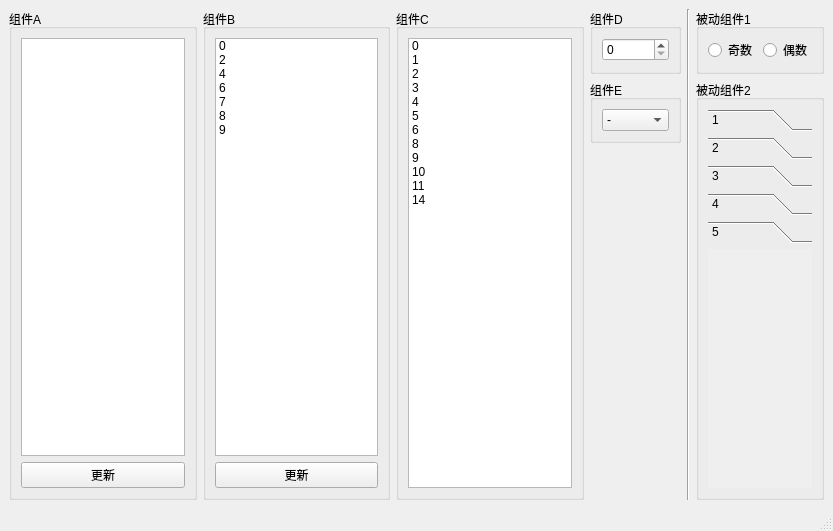
Before: the Qt Designer form DataSync/mainwindow.ui in tyw66/exQt, drawn with Qt 5.
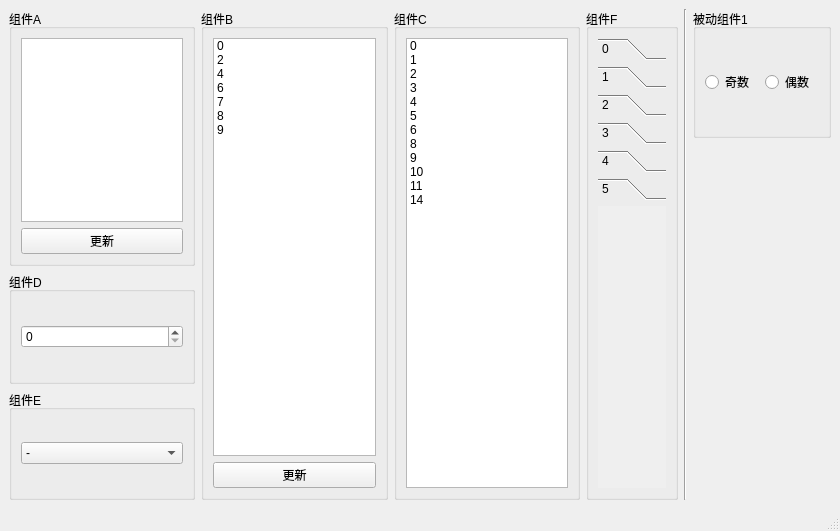
After: the same form once the commit is applied. The open tabs and pages were chosen to show the change.

Commit message: [数据同步]添加组件完成OK

```diff
--- a/DataSync/mainwindow.ui
+++ b/DataSync/mainwindow.ui
@@ -6,7 +6,7 @@
    <rect>
     <x>0</x>
     <y>0</y>
-    <width>833</width>
+    <width>840</width>
     <height>531</height>
    </rect>
   </property>
@@ -15,7 +15,7 @@
   </property>
   <widget class="QWidget" name="centralwidget">
    <layout class="QGridLayout" name="gridLayout">
-    <item row="0" column="0" rowspan="3">
+    <item row="0" column="0" rowspan="2">
      <widget class="QGroupBox" name="groupBox">
       <property name="title">
        <string>组件A</string>
@@ -34,7 +34,7 @@
       </layout>
      </widget>
     </item>
-    <item row="0" column="1" rowspan="3">
+    <item row="0" column="1" rowspan="4">
      <widget class="QGroupBox" name="groupBox_2">
       <property name="title">
        <string>组件B</string>
@@ -89,7 +89,7 @@
       </layout>
      </widget>
     </item>
-    <item row="0" column="2" rowspan="3">
+    <item row="0" column="2" rowspan="4">
      <widget class="QGroupBox" name="groupBox_3">
       <property name="title">
        <string>组件C</string>
@@ -162,30 +162,100 @@
       </layout>
      </widget>
     </item>
-    <item row="0" column="3">
-     <widget class="QGroupBox" name="groupBox_6">
+    <item row="0" column="3" rowspan="4">
+     <widget class="QGroupBox" name="groupBox_8">
       <property name="title">
-       <string>组件D</string>
+       <string>组件F</string>
       </property>
-      <layout class="QVBoxLayout" name="verticalLayout_6">
+      <layout class="QHBoxLayout" name="horizontalLayout_2">
        <item>
-        <widget class="QSpinBox" name="spinBox">
-         <property name="maximum">
-          <number>999999</number>
+        <widget class="QToolBox" name="toolBox">
+         <property name="currentIndex">
+          <number>0</number>
          </property>
+         <widget class="QWidget" name="page">
+          <attribute name="label">
+           <string>0</string>
+          </attribute>
+         </widget>
+         <widget class="QWidget" name="page1">
+          <property name="geometry">
+           <rect>
+            <x>0</x>
+            <y>0</y>
+            <width>85</width>
+            <height>279</height>
+           </rect>
+          </property>
+          <attribute name="label">
+           <string>1</string>
+          </attribute>
+         </widget>
+         <widget class="QWidget" name="page2">
+          <property name="geometry">
+           <rect>
+            <x>0</x>
+            <y>0</y>
+            <width>85</width>
+            <height>279</height>
+           </rect>
+          </property>
+          <attribute name="label">
+           <string>2</string>
+          </attribute>
+         </widget>
+         <widget class="QWidget" name="page3">
+          <property name="geometry">
+           <rect>
+            <x>0</x>
+            <y>0</y>
+            <width>85</width>
+            <height>279</height>
+           </rect>
+          </property>
+          <attribute name="label">
+           <string>3</string>
+          </attribute>
+         </widget>
+         <widget class="QWidget" name="page4">
+          <property name="geometry">
+           <rect>
+            <x>0</x>
+            <y>0</y>
+            <width>85</width>
+            <height>279</height>
+           </rect>
+          </property>
+          <attribute name="label">
+           <string>4</string>
+          </attribute>
+         </widget>
+         <widget class="QWidget" name="page5">
+          <property name="geometry">
+           <rect>
+            <x>0</x>
+            <y>0</y>
+            <width>85</width>
+            <height>279</height>
+           </rect>
+          </property>
+          <attribute name="label">
+           <string>5</string>
+          </attribute>
+         </widget>
         </widget>
        </item>
       </layout>
      </widget>
     </item>
-    <item row="0" column="4" rowspan="3">
+    <item row="0" column="4" rowspan="4">
      <widget class="Line" name="line">
       <property name="orientation">
        <enum>Qt::Vertical</enum>
       </property>
      </widget>
     </item>
-    <item row="0" column="5">
+    <item row="0" column="5" colspan="2">
      <widget class="QGroupBox" name="groupBox_7">
       <property name="title">
        <string>被动组件1</string>
@@ -208,7 +278,23 @@
       </layout>
      </widget>
     </item>
-    <item row="1" column="3">
+    <item row="2" column="0">
+     <widget class="QGroupBox" name="groupBox_6">
+      <property name="title">
+       <string>组件D</string>
+      </property>
+      <layout class="QVBoxLayout" name="verticalLayout_6">
+       <item>
+        <widget class="QSpinBox" name="spinBox">
+         <property name="maximum">
+          <number>999999</number>
+         </property>
+        </widget>
+       </item>
+      </layout>
+     </widget>
+    </item>
+    <item row="3" column="0">
      <widget class="QGroupBox" name="groupBox_5">
       <property name="title">
        <string>组件E</string>
@@ -256,96 +342,15 @@
       </layout>
      </widget>
     </item>
-    <item row="1" column="5" rowspan="2">
-     <widget class="QGroupBox" name="groupBox_8">
-      <property name="title">
-       <string>被动组件2</string>
-      </property>
-      <layout class="QHBoxLayout" name="horizontalLayout_2">
-       <item>
-        <widget class="QToolBox" name="toolBox">
-         <property name="currentIndex">
-          <number>4</number>
-         </property>
-         <widget class="QWidget" name="page1">
-          <property name="geometry">
-           <rect>
-            <x>0</x>
-            <y>0</y>
-            <width>120</width>
-            <height>246</height>
-           </rect>
-          </property>
-          <attribute name="label">
-           <string>1</string>
-          </attribute>
-         </widget>
-         <widget class="QWidget" name="page2">
-          <property name="geometry">
-           <rect>
-            <x>0</x>
-            <y>0</y>
-            <width>120</width>
-            <height>246</height>
-           </rect>
-          </property>
-          <attribute name="label">
-           <string>2</string>
-          </attribute>
-         </widget>
-         <widget class="QWidget" name="page3">
-          <property name="geometry">
-           <rect>
-            <x>0</x>
-            <y>0</y>
-            <width>120</width>
-            <height>246</height>
-           </rect>
-          </property>
-          <attribute name="label">
-           <string>3</string>
-          </attribute>
-         </widget>
-         <widget class="QWidget" name="page4">
-          <property name="geometry">
-           <rect>
-            <x>0</x>
-            <y>0</y>
-            <width>120</width>
-            <height>246</height>
-           </rect>
-          </property>
-          <attribute name="label">
-           <string>4</string>
-          </attribute>
-         </widget>
-         <widget class="QWidget" name="page5">
-          <property name="geometry">
-           <rect>
-            <x>0</x>
-            <y>0</y>
-            <width>120</width>
-            <height>246</height>
-           </rect>
-          </property>
-          <attribute name="label">
-           <string>5</string>
-          </attribute>
-         </widget>
-        </widget>
-       </item>
-      </layout>
-     </widget>
-    </item>
-    <item row="2" column="3">
+    <item row="1" column="5" rowspan="3" colspan="2">
      <spacer name="verticalSpacer">
       <property name="orientation">
        <enum>Qt::Vertical</enum>
       </property>
       <property name="sizeHint" stdset="0">
        <size>
-        <width>20</width>
-        <height>361</height>
+        <width>138</width>
+        <height>373</height>
        </size>
       </property>
      </spacer>
```
Left out of the diff: 4 changed lines with no effect on the pictures. The commit also changes 3 other files.
